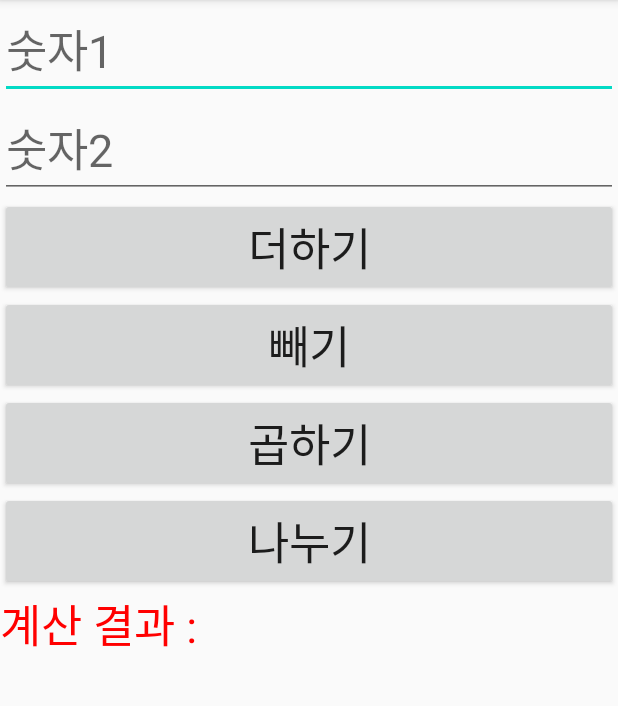
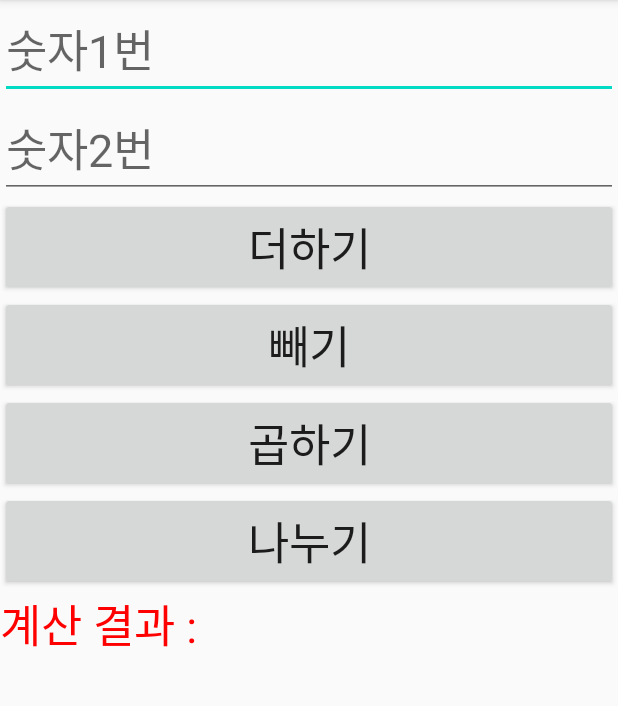
Before and after one commit to yewonieyo/android, an Android app: the screen it shows after launch (MainActivity), on a phone screen of 412 x 824 dp, the part 84-790 px from its top. Run offline under Robolectric (Android 15) with nearby library versions, the phone set to English and light mode, and no system bars.

```diff
--- a/app/src/main/res/layout/activity_main.xml
+++ b/app/src/main/res/layout/activity_main.xml
@@ -8,14 +8,14 @@
         android:id="@+id/editTextNum1"
         android:layout_width="match_parent"
         android:layout_height="wrap_content"
-        android:hint="숫자1"
+        android:hint="숫자1번"
         android:textSize="30sp"/>
 
     <EditText
         android:id="@+id/editTextNum2"
         android:layout_width="match_parent"
         android:layout_height="wrap_content"
-        android:hint="숫자2"
+        android:hint="숫자2번"
         android:textSize="30sp"/>
 
     <Button
```
